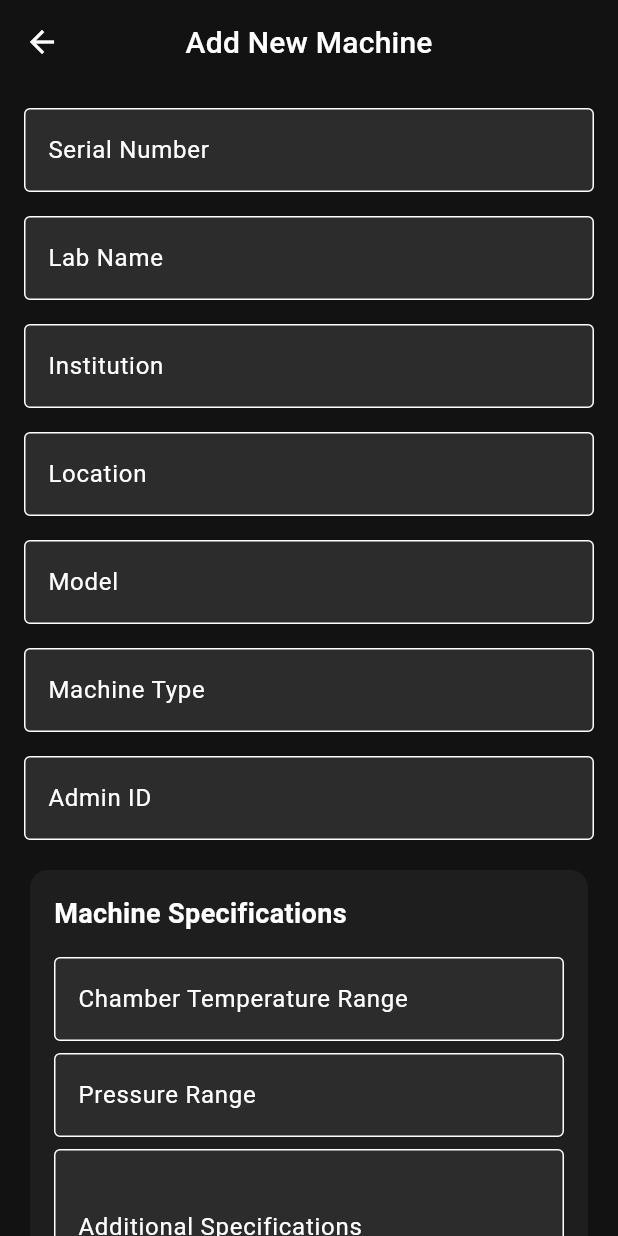
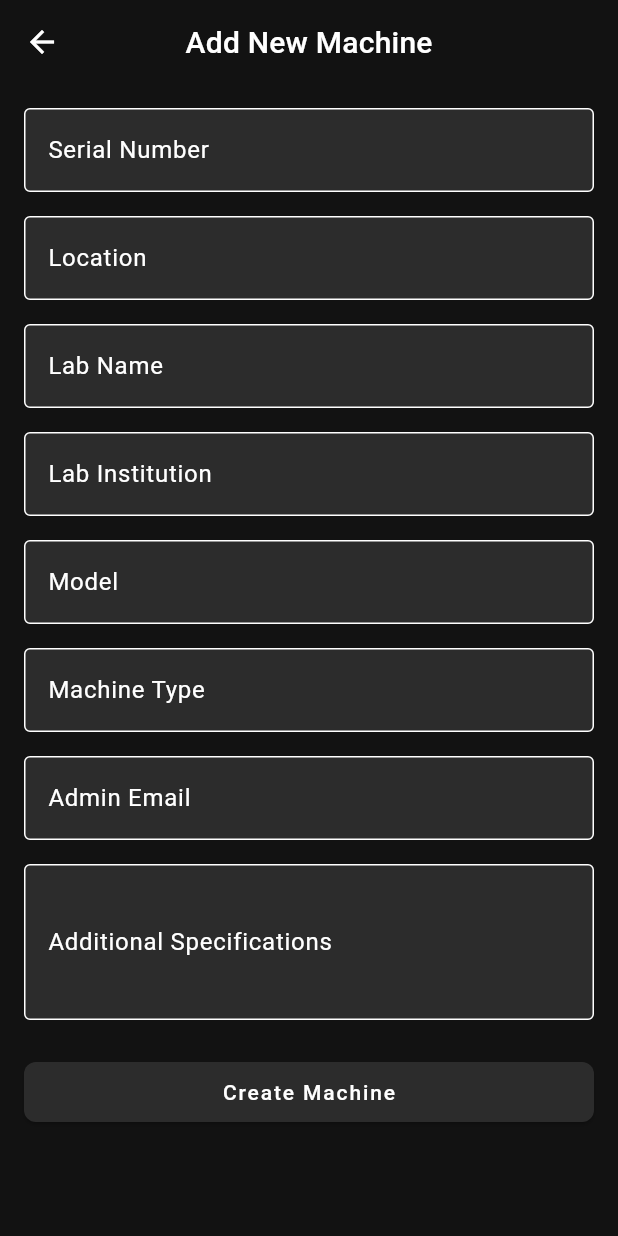
Before and after one commit to Albaraazain/atomicoat-20th-version, a Flutter app: the MachineCreationScreen screen opened directly, on a phone screen of 412 x 824 dp. Run offline on Flutter 3.47's test engine with Material 3 defaults, Android fonts, the phone set to English and light mode, and no system bars; our stand-ins replace cloud_firestore, equatable, firebase_auth, firebase_core, fl_chart, flutter_animate and 9 more; accounts and stored records are empty; project files that could hold a hidden picture were left out.

Commit message:
feat: enhance MachineCreationScreen with Firestore integration for admin email validation and update form fields for clarity; refactor MachineRepository to include methods for retrieving machine ID by serial number and getting machine admin

```diff
--- a/lib/modules/system_operation_also_main_module/screens/machine/machine_creation_screen.dart
+++ b/lib/modules/system_operation_also_main_module/screens/machine/machine_creation_screen.dart
@@ -1,6 +1,7 @@
 import 'package:flutter/material.dart';
 import '../../models/machine.dart';
 import '../../../../repositories/machine_repository.dart';
+import 'package:cloud_firestore/cloud_firestore.dart';
 
 class MachineCreationScreen extends StatefulWidget {
   const MachineCreationScreen({Key? key}) : super(key: key);
@@ -12,6 +13,7 @@ class MachineCreationScreen extends StatefulWidget {
 class _MachineCreationScreenState extends State<MachineCreationScreen> {
   final _formKey = GlobalKey<FormState>();
   final _machineRepository = MachineRepository();
+  final _firestore = FirebaseFirestore.instance;
 
   String _serialNumber = '';
   String _location = '';
@@ -19,7 +21,7 @@ class _MachineCreationScreenState extends State<MachineCreationScreen> {
   String _labInstitution = '';
   String _model = '';
   String _machineType = '';
-  String _adminId = '';
+  String _adminEmail = '';
   Map<String, dynamic> _specifications = {};
 
   bool _isLoading = false;
@@ -51,6 +53,17 @@ class _MachineCreationScreenState extends State<MachineCreationScreen> {
                     ),
                     const SizedBox(height: 16),
                     _buildTextFormField(
+                      label: 'Location',
+                      onSaved: (value) => _location = value ?? '',
+                      validator: (value) {
+                        if (value == null || value.isEmpty) {
+                          return 'Please enter a location';
+                        }
+                        return null;
+                      },
+                    ),
+                    const SizedBox(height: 16),
+                    _buildTextFormField(
                       label: 'Lab Name',
                       onSaved: (value) => _labName = value ?? '',
                       validator: (value) {
@@ -62,22 +75,11 @@ class _MachineCreationScreenState extends State<MachineCreationScreen> {
                     ),
                     const SizedBox(height: 16),
                     _buildTextFormField(
-                      label: 'Institution',
+                      label: 'Lab Institution',
                       onSaved: (value) => _labInstitution = value ?? '',
                       validator: (value) {
                         if (value == null || value.isEmpty) {
-                          return 'Please enter an institution name';
-                        }
-                        return null;
-                      },
-                    ),
-                    const SizedBox(height: 16),
-                    _buildTextFormField(
-                      label: 'Location',
-                      onSaved: (value) => _location = value ?? '',
-                      validator: (value) {
-                        if (value == null || value.isEmpty) {
-                          return 'Please enter a location';
+                          return 'Please enter a lab institution';
                         }
                         return null;
                       },
@@ -106,17 +108,29 @@ class _MachineCreationScreenState extends State<MachineCreationScreen> {
                     ),
                     const SizedBox(height: 16),
                     _buildTextFormField(
-                      label: 'Admin ID',
-                      onSaved: (value) => _adminId = value ?? '',
+                      label: 'Admin Email',
+                      onSaved: (value) => _adminEmail = value ?? '',
                       validator: (value) {
                         if (value == null || value.isEmpty) {
-                          return 'Please enter an admin ID';
+                          return 'Please enter an admin email';
+                        }
+                        if (!value.contains('@')) {
+                          return 'Please enter a valid email address';
                         }
                         return null;
                       },
                     ),
                     const SizedBox(height: 16),
-                    _buildSpecificationsSection(),
+                    _buildTextFormField(
+                      label: 'Additional Specifications',
+                      onSaved: (value) {
+                        if (value != null && value.isNotEmpty) {
+                          _specifications['additional'] = value;
+                        }
+                      },
+                      validator: (value) => null,
+                      maxLines: 3,
+                    ),
                     const SizedBox(height: 24),
                     ElevatedButton(
                       onPressed: _submitForm,
@@ -131,68 +145,34 @@ class _MachineCreationScreenState extends State<MachineCreationScreen> {
 
   Widget _buildTextFormField({
     required String label,
-    required void Function(String?) onSaved,
+    required Function(String?) onSaved,
     required String? Function(String?) validator,
-    int maxLines = 1,
+    int? maxLines,
   }) {
     return TextFormField(
       decoration: InputDecoration(
         labelText: label,
         border: const OutlineInputBorder(),
       ),
-      maxLines: maxLines,
+      maxLines: maxLines ?? 1,
       onSaved: onSaved,
       validator: validator,
     );
   }
 
-  Widget _buildSpecificationsSection() {
-    return Card(
-      child: Padding(
-        padding: const EdgeInsets.all(16.0),
-        child: Column(
-          crossAxisAlignment: CrossAxisAlignment.start,
-          children: [
-            const Text(
-              'Machine Specifications',
-              style: TextStyle(fontSize: 18, fontWeight: FontWeight.bold),
-            ),
-            const SizedBox(height: 16),
-            // Add specification fields here
-            _buildTextFormField(
-              label: 'Chamber Temperature Range',
-              onSaved: (value) {
-                if (value != null && value.isNotEmpty) {
-                  _specifications['chamberTempRange'] = value;
-                }
-              },
-              validator: (value) => null,
-            ),
-            const SizedBox(height: 8),
-            _buildTextFormField(
-              label: 'Pressure Range',
-              onSaved: (value) {
-                if (value != null && value.isNotEmpty) {
-                  _specifications['pressureRange'] = value;
-                }
-              },
-              validator: (value) => null,
-            ),
-            const SizedBox(height: 8),
-            _buildTextFormField(
-              label: 'Additional Specifications',
-              onSaved: (value) {
-                if (value != null && value.isNotEmpty) {
-                  _specifications['additional'] = value;
-                }
-              },
-              validator: (value) => null,
-              maxLines: 3,
-            ),
-          ],
-        ),
-      ),
-    );
+  Future<String?> _getAdminIdFromEmail(String email) async {
+    final userQuery = await _firestore
+        .collection('users')
+        .where('email', isEqualTo: email)
+        .where('role', isEqualTo: 'admin')
+        .limit(1)
+        .get();
+
+    if (userQuery.docs.isEmpty) {
+      return null;
+    }
+
+    return userQuery.docs.first.id;
   }
 
   Future<void> _submitForm() async {
@@ -207,6 +187,11 @@ class _MachineCreationScreenState extends State<MachineCreationScreen> {
     try {
       _formKey.currentState!.save();
 
+      final adminId = await _getAdminIdFromEmail(_adminEmail);
+      if (adminId == null) {
+        throw Exception('Admin email not found or user is not an admin');
+      }
+
       final machine = Machine(
         id: DateTime.now().millisecondsSinceEpoch.toString(),
         serialNumber: _serialNumber,
@@ -217,7 +202,7 @@ class _MachineCreationScreenState extends State<MachineCreationScreen> {
         machineType: _machineType,
         installDate: DateTime.now(),
         lastMaintenance: DateTime.now(),
-        adminId: _adminId,
+        adminId: adminId,
         specifications: _specifications,
       );
 
```
Also changed, not shown: lib/repositories/machine_repository.dart (+27 -2 lines).
